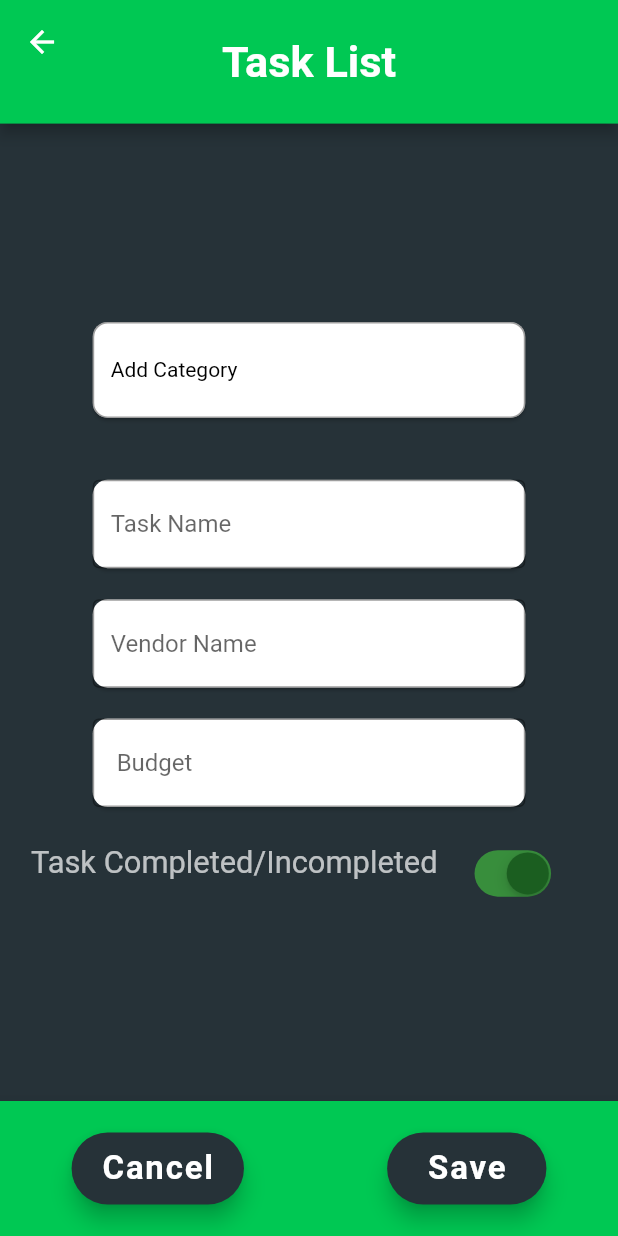
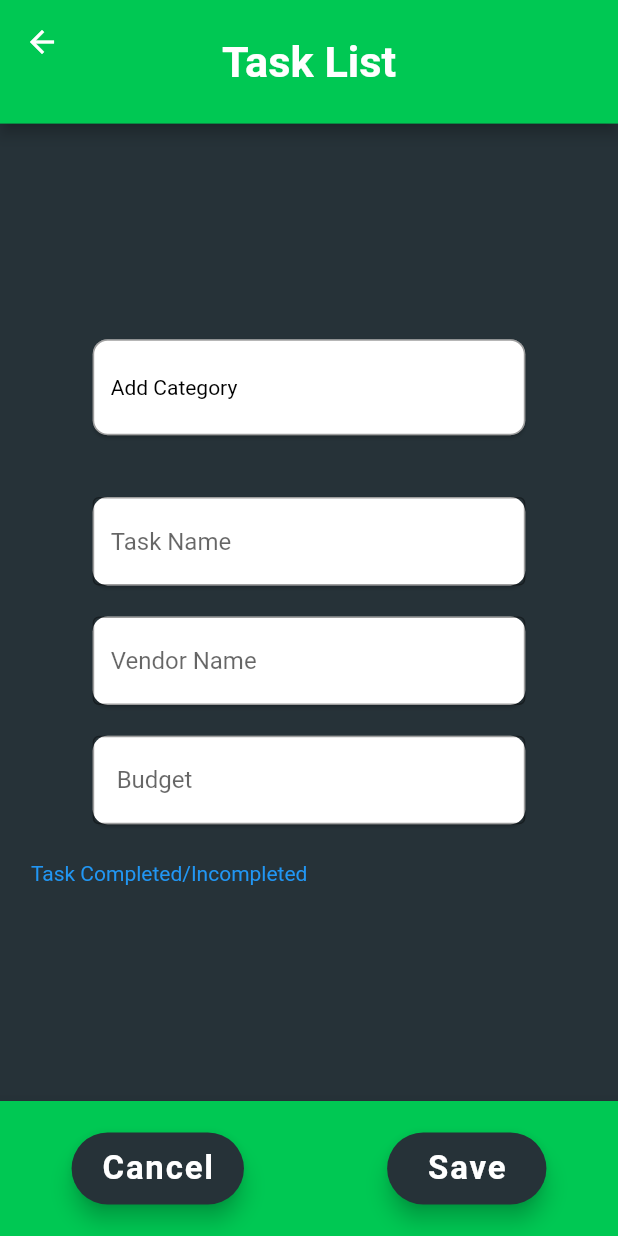
Before and after one commit to senaldm/Eventsy, a Flutter app: the AddTask screen opened directly, on a phone screen of 412 x 824 dp. Run offline on Flutter 3.47's test engine with Material 2 defaults, Android fonts, the phone set to English and light mode, and no system bars; our stand-ins replace device_preview, email_validator, firebase_auth, firebase_core, font_awesome_flutter, google_sign_in and 4 more; missing offline and left inert: floating_bottom_bar; accounts and stored records are empty.

Commit message:
hive box error resolving

```diff
--- a/lib/Screens/Task/User/AddTask.dart
+++ b/lib/Screens/Task/User/AddTask.dart
@@ -4,6 +4,7 @@ import 'package:eventsy/global.dart';
 import 'package:flutter/cupertino.dart';
 import 'package:flutter/material.dart';
 import 'package:eventsy/Model/Event.dart';
+import 'package:hive/hive.dart';
 
 class AddTask extends StatefulWidget {
   const AddTask({Key? key}) : super(key: key);
@@ -24,6 +25,11 @@ class _AddTaskState extends State<AddTask> {
   String budget = '';
   bool isComplete = false;
 
+  final String label = "Task Completed/Incompleted";
+
+  final bool value = false;
+  final bool onChanged = true;
+  final _formKey = GlobalKey<FormState>();
   final List<Task> task = [];
   @override
   Widget build(BuildContext context) {
@@ -60,7 +66,9 @@ class _AddTaskState extends State<AddTask> {
                 ),
               ),
             ),
-            body: Column(
+            body: Form(
+              key: _formKey,
+              child: Column(
                   mainAxisAlignment: MainAxisAlignment.center,
                   crossAxisAlignment: CrossAxisAlignment.center,
                   children: [
@@ -128,18 +136,18 @@ class _AddTaskState extends State<AddTask> {
                     SizedBox(
                       height: width * 0.05,
                     ),
-                  Card(
-                    shape: RoundedRectangleBorder(
-                        borderRadius: BorderRadius.circular(10.0)),
-                    margin: EdgeInsets.only(
-                        left: width * 0.15, right: width * 0.15),
-                    borderOnForeground: false,
-                    // child:DropdownButton<String>(
-                    //   value:category,
-                    //   items: <String>['Birthday','Ceremony','Wedding'].map<DropDownItem<String>>((String value){
-                    //   }).toList(),
-                    // )
-                  ),
+                    // Card(
+                    //   shape: RoundedRectangleBorder(
+                    //       borderRadius: BorderRadius.circular(10.0)),
+                    //   margin: EdgeInsets.only(
+                    //       left: width * 0.15, right: width * 0.15),
+                    //   borderOnForeground: false,
+                    //   // child:DropdownButton<String>(
+                    //   //   value:category,
+                    //   //   items: <String>['Birthday','Ceremony','Wedding'].map<DropDownItem<String>>((String value){
+                    //   //   }).toList(),
+                    //   // )
+                    // ),
                     SizedBox(
                       height: width * 0.05,
                     ),
@@ -153,16 +161,16 @@ class _AddTaskState extends State<AddTask> {
                         tag: 'taskName',
                         child: TextField(
                           controller: taskController,
-                        onChanged: (value) {
-                          // if (taskName.isEmpty) {
-                          //   setValidator(true);
-                          // } else {
-                          //   setValidator(false);
-                          // }
-                          taskName:
-                          value;
+                          // onChanged: (value) {
+                          //   if (taskName.isEmpty) {
+                          //     setValidator(true);
+                          //   } else {
+                          //     setValidator(false);
+                          //   }
+                          //   taskName:
+                          //   value;
 
-                        },
+                          // },
                           decoration: InputDecoration(
                             errorText:
                                 isFilled ? null : "Please enter a task name",
@@ -185,10 +193,10 @@ class _AddTaskState extends State<AddTask> {
                         tag: 'vendorName',
                         child: TextField(
                           controller: vendorController,
-                        onChanged: (value) {
-                          vendorName:
-                          value;
-                        },
+                          // onChanged: (value) {
+                          //   vendorName:
+                          //   value;
+                          // },
                           decoration: InputDecoration(
                             border: OutlineInputBorder(),
                             hintText: 'Vendor Name',
@@ -209,10 +217,10 @@ class _AddTaskState extends State<AddTask> {
                         tag: 'budget',
                         child: TextField(
                           controller: budgetController,
-                        onChanged: (value) {
-                          budget:
-                          value;
-                        },
+                          // onChanged: (value) {
+                          //   budget:
+                          //   value;
+                          // },
                           keyboardType: TextInputType.number,
                           decoration: InputDecoration(
                             border: OutlineInputBorder(),
@@ -231,40 +239,64 @@ class _AddTaskState extends State<AddTask> {
                         SizedBox(
                           width: width * 0.05,
                         ),
-                      Container(
-                          //  margin: EdgeInsets.only(
-                          // left: width * 0.15, right: width * 0.15),
-                          child: Text(
-                        "Task Completed/Incompleted",
+                        Expanded(
+                          child: RichText(
+                            text: TextSpan(
+                              text: label,
                               style: TextStyle(
-                            color: Colors.white70, fontSize: width * 0.05),
-                      )),
-                      SizedBox(
-                        width: width * 0.05,
+                                color: Theme.of(context).colorScheme.primary,
+                                // decoration: TextDecoration.underline,
                               ),
-                      CupertinoSwitch(
-                        value: true,
-                        onChanged: (value) {
-                          setState(() => value = true);
-                          isComplete:
-                          value;
-                        },
-                        // overrides the default green color of the track
-                        activeColor: Colors.green.shade700,
-                        // color of the round icon, which moves from right to left
-                        thumbColor: Colors.green.shade900,
-                        // when the switch is off
-                        trackColor: Colors.black,
-                        // boolean variable value
+                              // recognizer: TapGestureRecognizer()
+                              //   ..onTap = () {
+                              //     debugPrint('Label has been tapped.');
+                              //   },
+                            ),
+                          ),
+                        ),
+                        // Switch(
+                        //   value: value,
+                        //   onChanged: (newValue) {
+                        //     isComplete = newValue;
+                        //   },
+                        // ),
+                        // Container(
+                        //     //  margin: EdgeInsets.only(
+                        //     // left: width * 0.15, right: width * 0.15),
+                        //     child: Text(
+                        //   "Task Completed/Incompleted",
+                        //   style: TextStyle(
+                        //       color: Colors.white70, fontSize: width * 0.05),
+                        // )),
+                        // SizedBox(
+                        //   width: width * 0.05,
+                        // ),
+                        // Switch(
+                        //   value: false,
+                        //   onChanged: (bool newValue) {
+                        //     onChanged(newValue);
 
-                        // changes the state of the switch
-                        // onChanged: (value) =>
-                        //     setState(() => isComplete = value),
-                      ),
+                        //     // setState(() => newValue = true);
+                        //     // value:
+                        //     // newValue;
+                        //   },
+                        //   // overrides the default green color of the track
+                        //   activeColor: Colors.green.shade700,
+                        //   // color of the round icon, which moves from right to left
+                        //   thumbColor: Colors.green.shade900,
+                        //   // when the switch is off
+                        //   trackColor: Colors.black,
+                        //   // boolean variable value
+
+                        //   // changes the state of the switch
+                        //   // onChanged: (value) =>
+                        //   //     setState(() => isComplete = value),
+                        // ),
                       ],
                     )
                     //
                   ]),
+            ),
             bottomNavigationBar: BottomAppBar(
                 color: Colors.greenAccent.shade700,
                 height: 90,
@@ -321,20 +353,31 @@ class _AddTaskState extends State<AddTask> {
   }
 
   addTask(String categoryName, String taskName, String vendorName,
-      String budget, bool isComplete) {
-    final task = Task(
-      categoryName: categoryName,
-      taskName: taskName,
-      isComplete: isComplete,
-      vendorName: vendorName,
-      budget: budget,
-    );
+      String budget, bool isComplete) async {
+    // final task = Task(
+    //   categoryName: categoryName,
+    //   taskName: taskName,
+    //   isComplete: isComplete,
+    //   vendorName: vendorName,
+    //   budget: budget,
+    // );
 //     events.eventName = eventName!;
 
-   var check= taskBox.add( task);
-   if (check==true) {
-     Navigator.pushNamed(context, '/TaskList');
+
+    taskBox = await Hive.openBox<Task>('task');
+    if (_formKey.currentState!.validate()) {
+      // Save the form data to Hive
+      Hive.box('taskBox').put('taskName', taskController.text);
+      Hive.box('taskBox').put('vendorName', vendorController.text);
+      Hive.box('taskBox').put('budget', budgetController.text);
+      Hive.box('taskBox').put('categoryName', categoryName);
+      Hive.box('taskBox').put('isComplete', isComplete);
     }
 
+    // taskBox.putAll({'taskName': taskController.text, 'vendorName': vendorController.text,'budget':budgetController,'categoryName':categoryName,'isComplete':isComplete});
+    // var check = taskBox.add(task);
+    // if (check == true) {
+    Navigator.pushNamed(context, '/TaskList');
+    // }
   }
 }
```
Also changed, not shown: 1 other file. Lines whose indentation alone changed are shown as unchanged.
